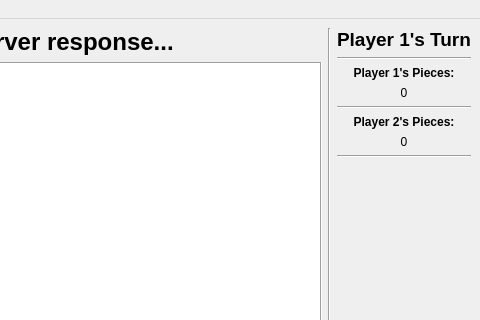
Before: the Qt Designer form src/gui/mainwindow.ui in SuheybAden/Shax-Desktop-Client, drawn with Qt 5; both pictures show x 320 to 800 and y 0 to 320 of the 800 by 600 pixel window.
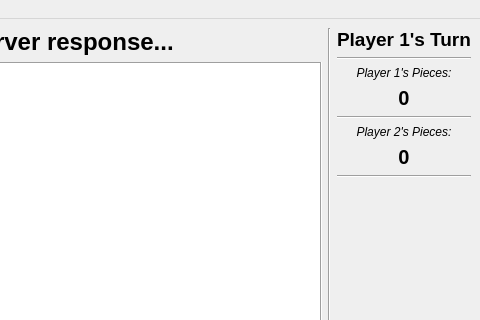
After: the same form once the commit is applied.

Diff of the .ui file:
```diff
--- a/src/gui/mainwindow.ui
+++ b/src/gui/mainwindow.ui
@@ -127,7 +127,8 @@
           <property name="font">
            <font>
             <family>Arial</family>
-            <bold>true</bold>
+            <italic>true</italic>
+            <bold>false</bold>
            </font>
           </property>
           <property name="text">
@@ -140,6 +141,12 @@
         </item>
         <item>
          <widget class="QLabel" name="p1PiecesLbl">
+          <property name="font">
+           <font>
+            <pointsize>15</pointsize>
+            <bold>true</bold>
+           </font>
+          </property>
           <property name="text">
            <string>0</string>
           </property>
@@ -160,7 +167,8 @@
           <property name="font">
            <font>
             <family>Arial</family>
-            <bold>true</bold>
+            <italic>true</italic>
+            <bold>false</bold>
            </font>
           </property>
           <property name="text">
@@ -173,6 +181,12 @@
         </item>
         <item>
          <widget class="QLabel" name="p2PiecesLbl">
+          <property name="font">
+           <font>
+            <pointsize>15</pointsize>
+            <bold>true</bold>
+           </font>
+          </property>
           <property name="text">
            <string>0</string>
           </property>
```
Left out of the diff: 2 changed lines with no effect on the pictures.
